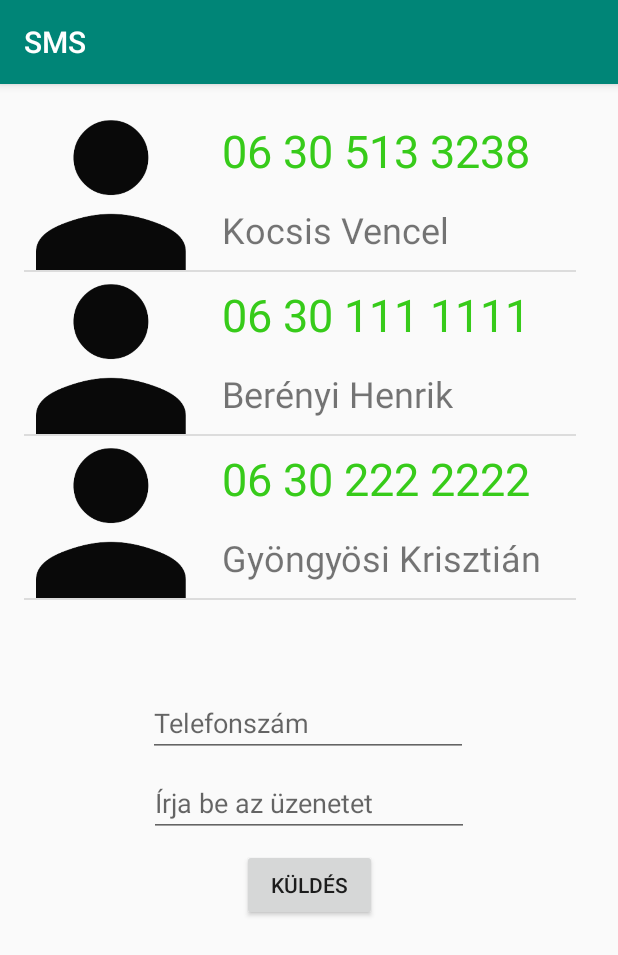
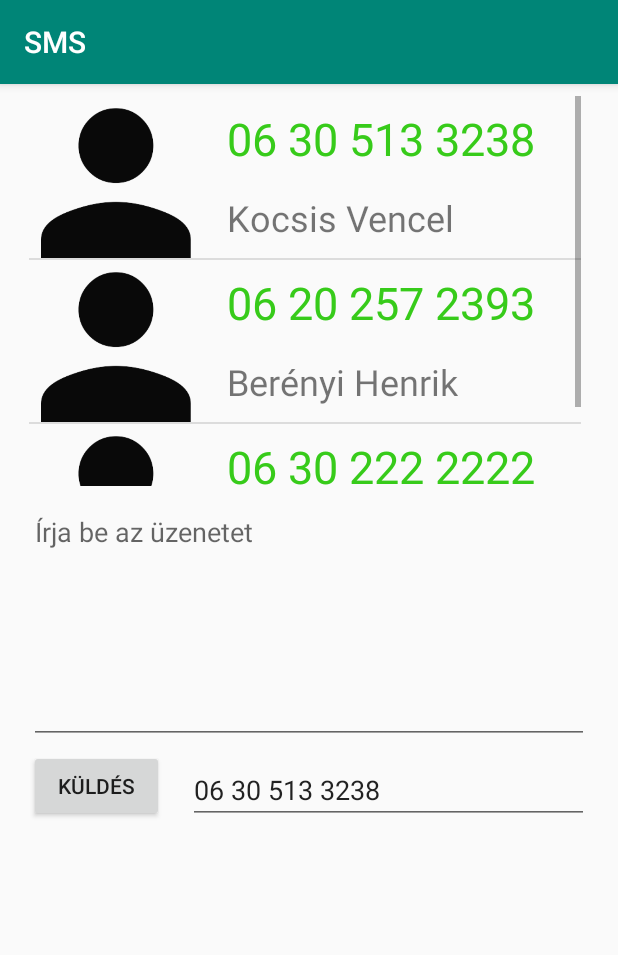
Before and after one commit to Kikikan/SMS, an Android app: the screen it shows after launch (MainActivity), after a tap on "06 30 513 3238", on a phone screen of 412 x 824 dp. Shown: the top 955 px of the screen. Run offline under Robolectric (Android 15) with nearby library versions, the phone set to English and light mode, and no system bars.

```diff
--- a/app/src/main/java/net/kikikan/sms/MainActivity.java
+++ b/app/src/main/java/net/kikikan/sms/MainActivity.java
@@ -8,7 +8,6 @@ import android.content.Context;
 import android.content.Intent;
 import android.content.IntentFilter;
 import android.content.pm.PackageManager;
-import android.net.Uri;
 import android.support.v4.app.ActivityCompat;
 import android.support.v4.content.ContextCompat;
 import android.support.v7.app.AppCompatActivity;
@@ -16,17 +15,14 @@ import android.os.Bundle;
 import android.telephony.SmsManager;
 import android.util.Log;
 import android.view.View;
-import android.widget.Adapter;
 import android.widget.AdapterView;
-import android.widget.ArrayAdapter;
 import android.widget.Button;
 import android.widget.EditText;
 import android.widget.ListView;
 import android.widget.Toast;
 
-public class MainActivity extends AppCompatActivity {
-
-
+public class MainActivity extends AppCompatActivity
+{
     final int SEND_SMS_PERMISSION_REQUEST_CODE = 1;
     final String SENT = "SMS_SENT";
     final String DELIVERED = "SMS_DELIVERED";
@@ -37,32 +33,39 @@ public class MainActivity extends AppCompatActivity {
     EditText message;
     Button button;
 
+    ListView listView;
+    final String[] telefonszamok = new String[] {"06 30 513 3238", "06 20 257 2393", "06 30 222 2222"};
+
     @Override
-    protected void onCreate(Bundle savedInstanceState) {
+    protected void onCreate(Bundle savedInstanceState)
+    {
         super.onCreate(savedInstanceState);
         setContentView(R.layout.activity_main);
-
-        final String[] telefonszamok = new String[] {"06 30 513 3238", "06 30 111 1111", "06 30 222 2222"};
 
         number = findViewById(R.id.phoneNumberEditText);
         message = findViewById(R.id.messageEditText);
         button = findViewById(R.id.sendButton);
 
-        if (!hasPermission(Manifest.permission.SEND_SMS)) {
+        if (!hasPermission(Manifest.permission.SEND_SMS))
+        {
             ActivityCompat.requestPermissions(this, new String[] {Manifest.permission.SEND_SMS}, SEND_SMS_PERMISSION_REQUEST_CODE);
         }
 
         sentPI = PendingIntent.getBroadcast(this, 0, new Intent(SENT), 0);
         deliveredPI = PendingIntent.getBroadcast(this, 0, new Intent(DELIVERED), 0);
 
-        final ListView listView = (ListView) findViewById(R.id.listview);
         MyAdapter myAdapter = new MyAdapter(telefonszamok, this);
+        listView = (ListView) findViewById(R.id.listview);
         listView.setAdapter(myAdapter);
 
-        listView.setOnItemClickListener(new AdapterView.OnItemClickListener() {
+        listView.setOnItemClickListener(new AdapterView.OnItemClickListener()
+        {
             @Override
-            public void onItemClick(AdapterView<?> parent, View view, int position, long id) {
+            public void onItemClick(AdapterView<?> parent, View view, int position, long id)
+            {
+                number.setVisibility(View.VISIBLE);
                 Log.i("Tel clicked ", telefonszamok[position]);
+                number.setText(telefonszamok[position]);
             }
         });
     }
@@ -71,9 +74,11 @@ public class MainActivity extends AppCompatActivity {
     protected void onResume() {
         super.onResume();
 
-        smsSentReceiver = new BroadcastReceiver() {
+        smsSentReceiver = new BroadcastReceiver()
+        {
             @Override
-            public void onReceive(Context context, Intent intent) {
+            public void onReceive(Context context, Intent intent)
+            {
 
                 switch(getResultCode()) {
                     case Activity.RESULT_OK:
@@ -99,11 +104,13 @@ public class MainActivity extends AppCompatActivity {
             }
         };
 
-        smsDeliveredReceiver = new BroadcastReceiver() {
+        smsDeliveredReceiver = new BroadcastReceiver()
+        {
             @Override
-            public void onReceive(Context context, Intent intent) {
-
-                switch (getResultCode()) {
+            public void onReceive(Context context, Intent intent)
+            {
+                switch (getResultCode())
+                {
                     case Activity.RESULT_OK:
                         Toast.makeText(getApplicationContext(), "SMS kézbesítve!", Toast.LENGTH_SHORT).show();
                         break;
@@ -120,21 +127,30 @@ public class MainActivity extends AppCompatActivity {
     }
 
     @Override
-    protected void onPause() {
+    protected void onPause()
+    {
         super.onPause();
 
         unregisterReceiver(smsSentReceiver);
         unregisterReceiver(smsDeliveredReceiver);
     }
 
-    public boolean hasPermission(String perm) {
+    public boolean hasPermission(String perm)
+    {
         int id = ContextCompat.checkSelfPermission(this, perm);
         return (id == PackageManager.PERMISSION_GRANTED);
     }
 
-    public void onClick(View v) {
+    public void HideTextBox(View view)
+    {
+        listView.setVisibility(View.GONE);
+    }
+
+    public void onClick(View v)
+    {
         String phoneN = number.getText().toString();
         String smsM = message.getText().toString();
+        listView.setVisibility(View.VISIBLE);
 
         if (phoneN == null || phoneN.length() == 0 || smsM == null || smsM.length() == 0)
         {
--- a/app/src/main/res/layout/activity_main.xml
+++ b/app/src/main/res/layout/activity_main.xml
@@ -9,50 +9,34 @@
     <ListView
         android:id="@+id/listview"
         android:layout_width="368dp"
-        android:layout_height="387dp"
+        android:layout_height="260dp"
         android:layout_marginStart="8dp"
         android:layout_marginLeft="8dp"
-        android:layout_marginTop="16dp"
+        android:layout_marginTop="8dp"
         android:layout_marginEnd="8dp"
         android:layout_marginRight="8dp"
         app:layout_constraintEnd_toEndOf="parent"
-        app:layout_constraintHorizontal_bias="0.296"
+        app:layout_constraintHorizontal_bias="0.407"
         app:layout_constraintStart_toStartOf="parent"
         app:layout_constraintTop_toTopOf="parent" />
 
     <EditText
         android:id="@+id/phoneNumberEditText"
-        android:layout_width="wrap_content"
+        android:layout_width="267dp"
         android:layout_height="wrap_content"
         android:layout_marginStart="8dp"
         android:layout_marginLeft="8dp"
+        android:layout_marginTop="8dp"
         android:layout_marginEnd="10dp"
         android:layout_marginRight="10dp"
         android:ems="10"
         android:hint="Telefonszám"
         android:inputType="phone"
+        android:onClick="HideTextBox"
         app:layout_constraintEnd_toEndOf="parent"
-        app:layout_constraintHorizontal_bias="0.503"
+        app:layout_constraintHorizontal_bias="0.928"
         app:layout_constraintStart_toStartOf="parent"
-        app:layout_constraintTop_toBottomOf="@+id/listview" />
-
-    <EditText
-        android:id="@+id/messageEditText"
-        android:layout_width="wrap_content"
-        android:layout_height="wrap_content"
-        android:layout_marginStart="8dp"
-        android:layout_marginLeft="8dp"
-        android:layout_marginTop="8dp"
-        android:layout_marginEnd="8dp"
-        android:layout_marginRight="8dp"
-        android:ems="10"
-        android:hint="Írja be az üzenetet"
-        android:inputType="textPersonName"
-        android:maxLength="2000"
-        android:maxLines="5"
-        app:layout_constraintEnd_toEndOf="parent"
-        app:layout_constraintStart_toStartOf="parent"
-        app:layout_constraintTop_toBottomOf="@+id/phoneNumberEditText" />
+        app:layout_constraintTop_toBottomOf="@+id/messageEditText" />
 
     <Button
         android:id="@+id/sendButton"
@@ -60,13 +44,31 @@
         android:layout_height="wrap_content"
         android:layout_marginStart="8dp"
         android:layout_marginLeft="8dp"
-        android:layout_marginTop="8dp"
+        android:layout_marginTop="4dp"
         android:layout_marginEnd="8dp"
         android:layout_marginRight="8dp"
         android:onClick="onClick"
         android:text="Küldés"
         app:layout_constraintEnd_toEndOf="parent"
+        app:layout_constraintHorizontal_bias="0.036"
         app:layout_constraintStart_toStartOf="parent"
         app:layout_constraintTop_toBottomOf="@+id/messageEditText" />
 
+    <EditText
+        android:id="@+id/messageEditText"
+        android:layout_width="373dp"
+        android:layout_height="164dp"
+        android:layout_marginStart="8dp"
+        android:layout_marginLeft="8dp"
+        android:layout_marginTop="8dp"
+        android:layout_marginEnd="8dp"
+        android:layout_marginRight="8dp"
+        android:ems="10"
+        android:gravity="start"
+        android:hint="Írja be az üzenetet"
+        android:inputType="textMultiLine"
+        app:layout_constraintEnd_toEndOf="parent"
+        app:layout_constraintStart_toStartOf="parent"
+        app:layout_constraintTop_toBottomOf="@+id/listview" />
+
 </android.support.constraint.ConstraintLayout>
```
